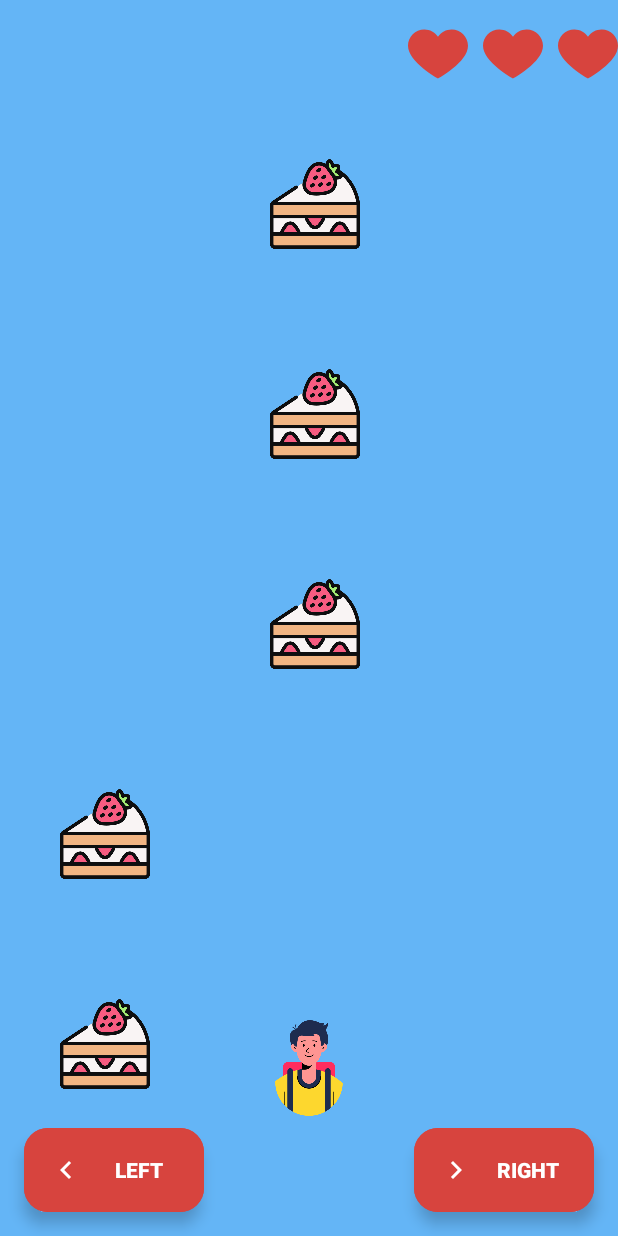
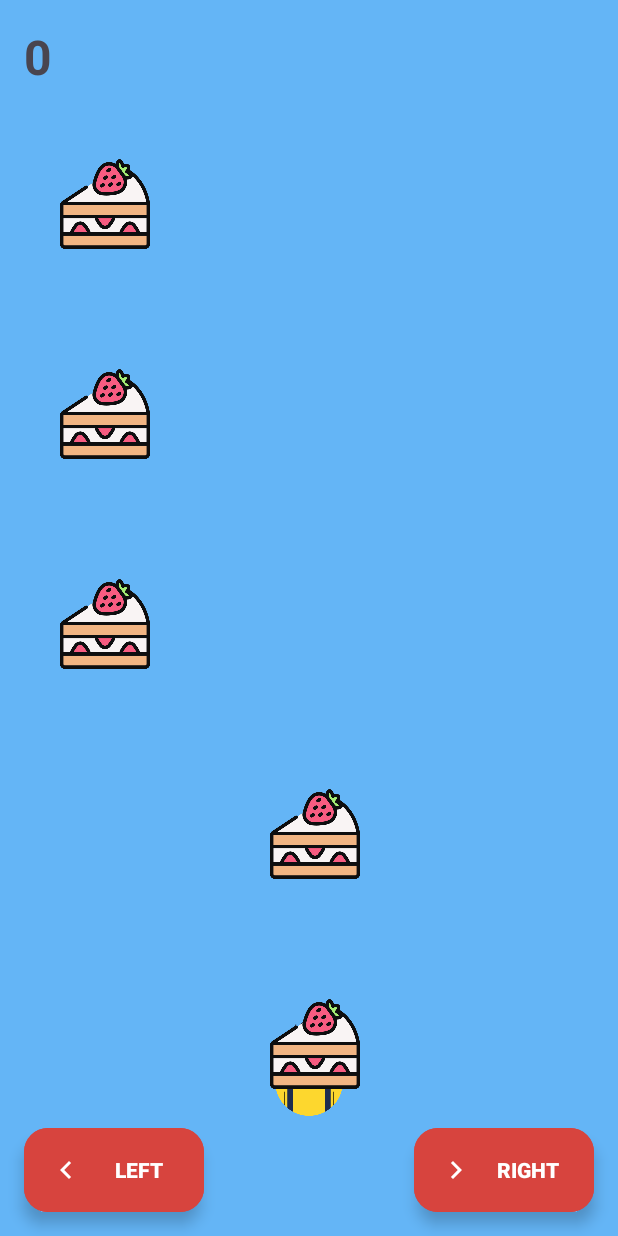
Before and after one commit to danielgerbi7/HW-Android, an Android app: the screen it shows after launch (MainActivity), on a phone screen of 412 x 824 dp. Run offline under Robolectric (Android 15) with nearby library versions, the phone set to English and light mode, and no system bars.

Commit message:
Added score

```diff
--- a/app/src/main/java/com/example/hw1_daniel_gerbi/MainActivity.kt
+++ b/app/src/main/java/com/example/hw1_daniel_gerbi/MainActivity.kt
@@ -14,10 +14,13 @@
 import com.example.hw1_daniel_gerbi.logic.GameManager
 import com.example.hw1_daniel_gerbi.utilities.Constants
 import com.google.android.material.floatingactionbutton.ExtendedFloatingActionButton
+import com.google.android.material.textview.MaterialTextView
 
 class MainActivity : AppCompatActivity() {
 
     private lateinit var main_IMG_hearts: Array<AppCompatImageView>
+
+    private lateinit var main_LBL_score: MaterialTextView
 
     private lateinit var main_FAB_right: ExtendedFloatingActionButton
 
@@ -31,7 +34,7 @@
 
     val handler = Handler(Looper.getMainLooper())
 
-    val runnable = object : Runnable {
+    private val runnable = object : Runnable {
         override fun run() {
             gameManager.moveCakesDown()
             refreshUI()
@@ -48,6 +51,8 @@
     }
 
     private fun findViews() {
+
+        main_LBL_score = findViewById(R.id.main_LBL_score)
 
         main_IMG_hearts = arrayOf(
             findViewById(R.id.main_IMG_heart1),
@@ -94,6 +99,9 @@
     }
 
     private fun initViews() {
+
+        main_LBL_score.text = gameManager.score.toString()
+
         main_FAB_right.setOnClickListener {
             movePlayerRight()
         }
@@ -110,15 +118,10 @@
         } else {
             updateCakes()
             updatePlayers()
-            //updateHearts()
-//            if (gameManager.hasCollision()) {
-//                gameManager.hitPosition++
-//                if (gameManager.isGameOver) {
-//                    showGameOverMessage()
-//                }
+            gameManager.checkCollision()
+            updateHearts()
         }
     }
-
     private fun movePlayerLeft() {
         if (gameManager.canMovePlayerLeft()) {
             gameManager.movePlayerLeft()
@@ -165,4 +168,15 @@
                 View.INVISIBLE
             }
         }
+
+    private fun changeActivity(message: String, score: Int) {
+        val intent = Intent(this, ScoreActivity::class.java)
+        var bundle = Bundle()
+        bundle.putInt(Constants.BundleKeys.SCORE_KEY, score)
+        bundle.putString(Constants.BundleKeys.STATUS_KEY, message)
+        intent.putExtras(bundle)
+        startActivity(intent)
+        finish()
+    }
+
 }
--- a/app/src/main/java/com/example/hw1_daniel_gerbi/logic/GameManager.kt
+++ b/app/src/main/java/com/example/hw1_daniel_gerbi/logic/GameManager.kt
@@ -1,6 +1,11 @@
 package com.example.hw1_daniel_gerbi.logic
 
+import android.util.Log
+
 class GameManager(private val lifeCount: Int = 3, private val numOfLanes : Int = 3) {
+
+    var score: Int = 0
+        private set
 
     private var playerPosition = 1
     var hitPosition = 0
@@ -52,20 +57,11 @@
         return array
     }
 
-    private fun hasCollision(): Boolean {
-        for (row in 0 until 5) {
-            for (col in 0 until 3) {
-                if (cakeMatrix[row][col] && col == playerPosition && row == 4) {
-                    return true
-                }
-            }
+    fun checkCollision(): Boolean {
+        if (cakeMatrix[4][playerPosition]) {
+            hitPosition++
+            return true
         }
         return false
     }
-
-
-
-
-
-
 }
--- a/app/src/main/java/com/example/hw1_daniel_gerbi/utilities/Constants.kt
+++ b/app/src/main/java/com/example/hw1_daniel_gerbi/utilities/Constants.kt
@@ -3,5 +3,6 @@
 class Constants {
     object BundleKeys{
         const val STATUS_KEY :String = "STATUS_KEY"
+        const val SCORE_KEY :String = "SCORE_KEY"
     }
 }
--- a/app/src/main/res/layout/activity_main.xml
+++ b/app/src/main/res/layout/activity_main.xml
@@ -7,6 +7,18 @@
     android:layout_height="match_parent"
     android:background="@color/blue"
     tools:context=".MainActivity">
+
+    <com.google.android.material.textview.MaterialTextView
+        android:id="@+id/main_LBL_score"
+        android:layout_width="wrap_content"
+        android:layout_height="wrap_content"
+        android:layout_alignParentTop="true"
+        android:layout_alignParentLeft="true"
+        android:layout_marginTop="@dimen/default_margin"
+        android:layout_marginLeft="@dimen/default_margin"
+        android:textSize="@dimen/default_text_size"
+        android:textStyle="bold"
+        tools:text="000" />
 
     <androidx.appcompat.widget.AppCompatImageView
         android:id="@+id/main_IMG_player1"
--- a/app/src/main/res/values/dimens.xml
+++ b/app/src/main/res/values/dimens.xml
@@ -1,5 +1,6 @@
 <?xml version="1.0" encoding="utf-8"?>
 <resources>
+    <dimen name="default_text_size">32sp</dimen>
     <dimen name="hearts_layout_width">140dp</dimen>
     <dimen name="heart_dimens">40dp</dimen>
     <dimen name="default_margin">16dp</dimen>
```
